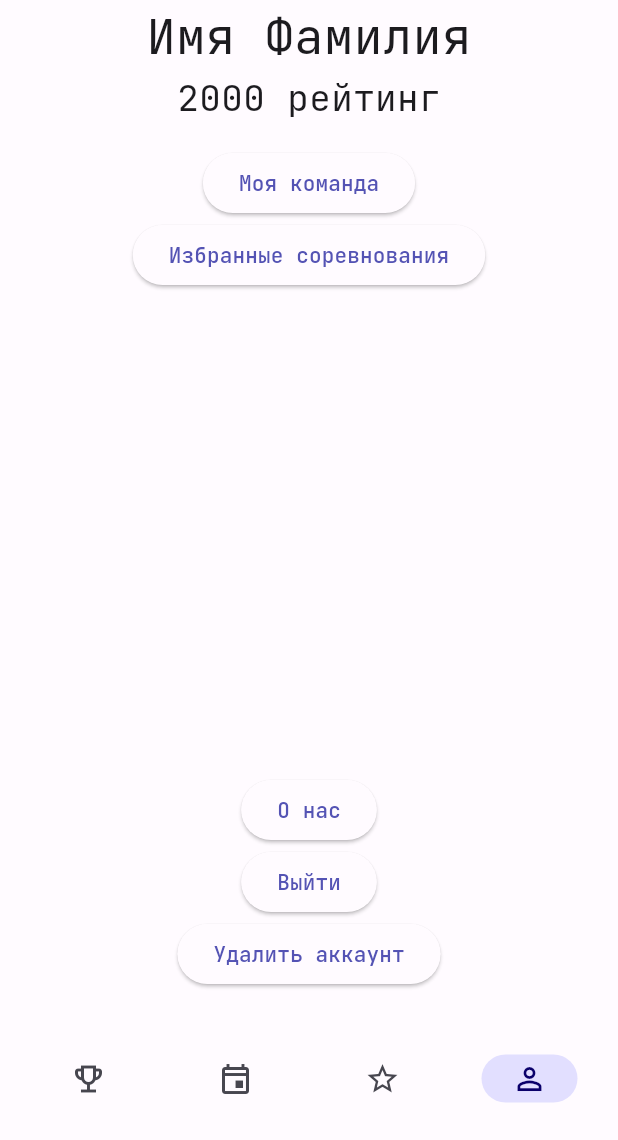
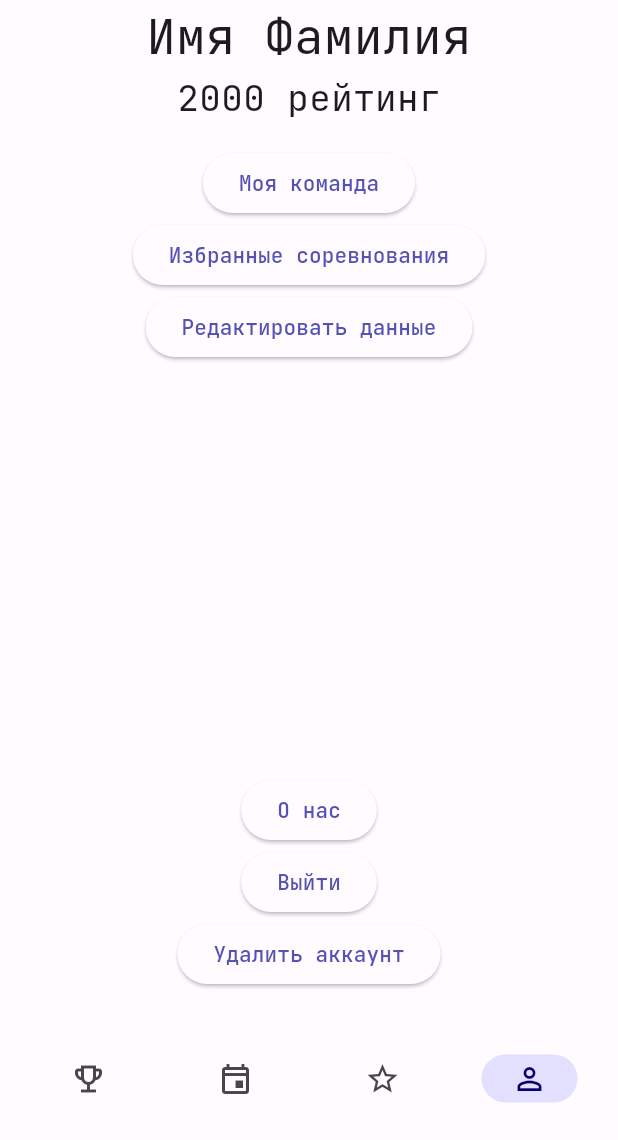
Before and after one commit to netos23/fsp_russia_app, a Flutter app: the screen it shows after launch, item 4 of the bottom bar chosen, after a tap on "Избранные соревнования", on a phone screen of 412 x 824 dp, the part 96-1236 px from its top. Run offline on Flutter 3.47's test engine with Material 2 defaults, Android fonts, the phone set to English and light mode, and no system bars; our stand-ins replace auto_route, flutter_widget_from_html_core, google_fonts, shimmer, table_calendar; missing offline and left inert: markdown; network calls fail.

```diff
--- a/lib/navigation/router.dart
+++ b/lib/navigation/router.dart
@@ -8,6 +8,7 @@ import 'package:fsp_russia_app/screens/profile/profile_screen.dart';
 import 'package:fsp_russia_app/screens/contest_detail/contest_detail.dart';
 import 'package:fsp_russia_app/screens/team_screen/team_screen.dart';
 import 'package:fsp_russia_app/screens/registration/registration_screen.dart';
+import 'package:fsp_russia_app/screens/create_contest/create_contest.dart';
 
 part 'router.gr.dart';
 
@@ -17,6 +18,7 @@ class AppRouter extends _$AppRouter {
   List<AutoRoute> get routes => [
         AutoRoute(page: ContestDetailRoute.page),
         AutoRoute(page: TeamRoute.page),
+        AutoRoute(page: CreateContestRoute.page),
         AutoRoute(
           initial: true,
           page: HomeRoute.page,
--- a/lib/screens/contest_screen/contest_screen_presenter.dart
+++ b/lib/screens/contest_screen/contest_screen_presenter.dart
@@ -9,4 +9,8 @@ class ContestScreenPresenter {
   void navigateToDetailCard() {
     router.navigate(const ContestDetailRoute());
   }
+
+  void routeToCreateContest() {
+    router.navigate(CreateContestRoute());
+  }
 }
--- a/lib/screens/contest_screen/contest_screen_view.dart
+++ b/lib/screens/contest_screen/contest_screen_view.dart
@@ -1,3 +1,4 @@
+import 'package:flutter/foundation.dart';
 import 'package:flutter/material.dart';
 import 'package:fsp_russia_app/widgets/contest_card.dart';
 import 'package:provider/provider.dart';
@@ -83,10 +84,10 @@ class ContestScreenView extends StatelessWidget {
             ),
             Positioned(
                 right: 16.0,
-                bottom: 120.0,
+                bottom: kIsWeb? 16.0: 120.0,
                 child: FloatingActionButton(
                   child: Icon(Icons.add),
-                  onPressed: () {},
+                  onPressed: presenter.routeToCreateContest,
                 ))
           ],
         ),
--- /dev/null
+++ b/lib/screens/create_contest/create_contest_presenter.dart
@@ -0,0 +1,3 @@
+class CreateContestPresenter {
+
+}
--- a/lib/screens/profile/profile_screen_presenter.dart
+++ b/lib/screens/profile/profile_screen_presenter.dart
@@ -20,4 +20,7 @@ class ProfileScreenPresenter {
   void routeToMyFavorites() {
 
   }
+
+  void routeToEditProfile() {
+  }
 }
--- a/lib/screens/profile/profile_screen_view.dart
+++ b/lib/screens/profile/profile_screen_view.dart
@@ -1,3 +1,4 @@
+import 'package:flutter/foundation.dart';
 import 'package:flutter/material.dart';
 import 'package:fsp_russia_app/screens/profile/profile_screen_presenter.dart';
 import 'package:provider/provider.dart';
@@ -33,20 +34,41 @@ class ProfileScreenView extends StatelessWidget {
             const SizedBox(
               height: 16,
             ),
-            ElevatedButton(
+            Padding(
+              padding: const EdgeInsets.all(kIsWeb? 8.0: 0.0),
+              child: ElevatedButton(
                 onPressed: presenter.routeToMyTeam,
                 child: const Text('Моя команда'),
               ),
-            ElevatedButton(
+            ),
+            Padding(
+              padding: const EdgeInsets.all(kIsWeb? 8.0: 0.0),
+              child: ElevatedButton(
                 onPressed: presenter.routeToMyFavorites,
                 child: const Text('Избранные соревнования'),
               ),
+            ),Padding(
+              padding: const EdgeInsets.all(kIsWeb? 8.0: 0.0),
+              child: ElevatedButton(
+                onPressed: presenter.routeToEditProfile,
+                child: const Text('Редактировать данные'),
+              ),
+            ),
             const Spacer(),
-            ElevatedButton(onPressed: () {}, child: const Text('О нас')),
-            ElevatedButton(onPressed: () {}, child: const Text('Выйти')),
-            ElevatedButton(
+            Padding(
+              padding: const EdgeInsets.all(kIsWeb? 8.0: 0.0),
+              child: ElevatedButton(onPressed: () {}, child: const Text('О нас')),
+            ),
+            Padding(
+              padding: const EdgeInsets.all(kIsWeb? 8.0: 0.0),
+              child: ElevatedButton(onPressed: () {}, child: const Text('Выйти')),
+            ),
+            Padding(
+              padding: const EdgeInsets.all(kIsWeb? 8.0: 0.0),
+              child: ElevatedButton(
                 onPressed: () {},
                 child: const Text('Удалить аккаунт'),
+              ),
             ),
             const SizedBox(
               height: 100,
```
Also changed, not shown: lib/screens/create_contest/create_contest.dart (added, +18 -0 lines), lib/screens/create_contest/create_contest_view.dart (added, +41 -0 lines), lib/navigation/router.gr.dart. Lines whose indentation alone changed are shown as unchanged.
